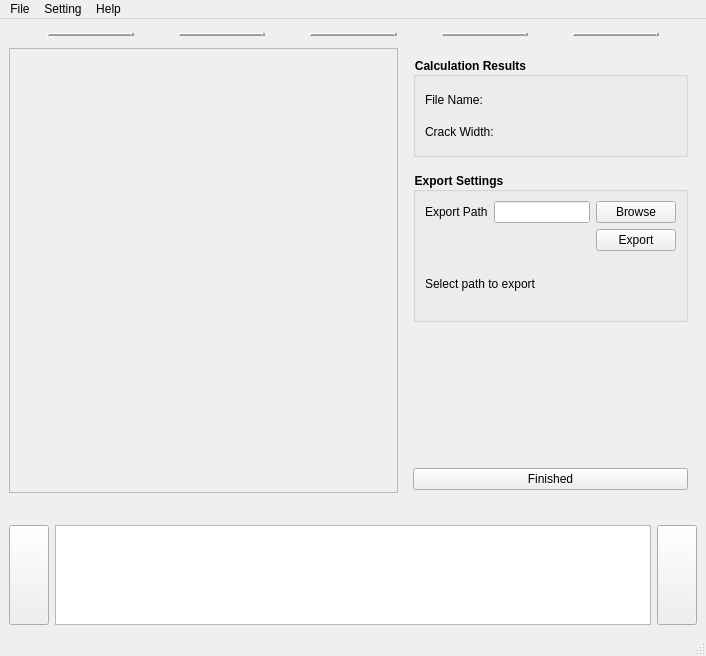
This is src/resources/ui/main.ui in TUD-IMB/Crackpot as Qt 5 draws it before an edit. The edited form follows.
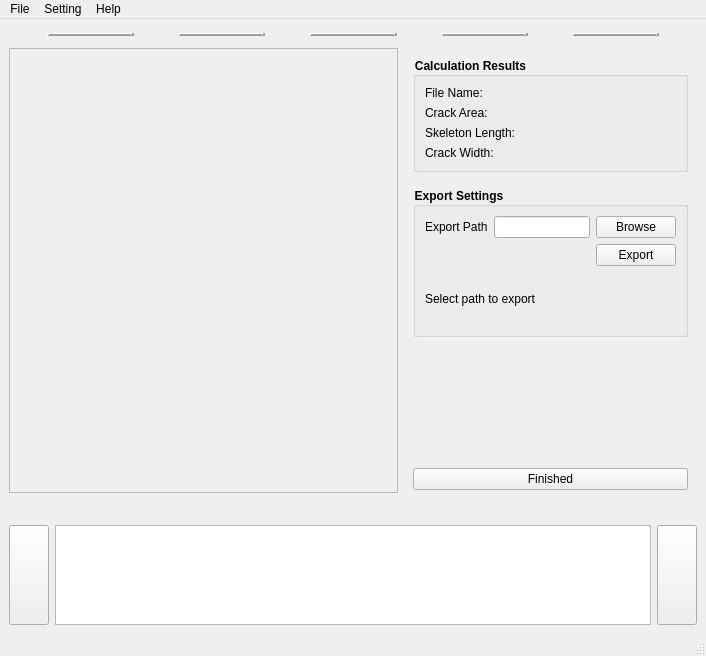
This is the edited form. The open tabs and pages were chosen to show the change. Icons and pictures are not drawn.

Commit message: Add result information in final stage.

Diff of the .ui file:
```diff
--- a/src/resources/ui/main.ui
+++ b/src/resources/ui/main.ui
@@ -1343,6 +1343,45 @@
                      </item>
                     </layout>
                    </item>
+                   <item>
+                    <layout class="QHBoxLayout" name="horizontalLayout_20">
+                     <item>
+                      <widget class="QLabel" name="label_4">
+                       <property name="text">
+                        <string>Crack Area:</string>
+                       </property>
+                      </widget>
+                     </item>
+                     <item>
+                      <widget class="QLabel" name="crackAreaLabel">
+                       <property name="text">
+                        <string/>
+                       </property>
+                      </widget>
+                     </item>
+                    </layout>
+                   </item>
+                   <item>
+                    <layout class="QHBoxLayout" name="horizontalLayout_24">
+                     <property name="bottomMargin">
+                      <number>0</number>
+                     </property>
+                     <item>
+                      <widget class="QLabel" name="label_17">
+                       <property name="text">
+                        <string>Skeleton Length:</string>
+                       </property>
+                      </widget>
+                     </item>
+                     <item>
+                      <widget class="QLabel" name="skeletonLengthLabel">
+                       <property name="text">
+                        <string/>
+                       </property>
+                      </widget>
+                     </item>
+                    </layout>
+                   </item>
                    <item>
                     <layout class="QHBoxLayout" name="horizontalLayout_15">
                      <item>
```
Left out of the diff: 6 changed lines with no effect on the pictures. The commit also changes 2 other files.
